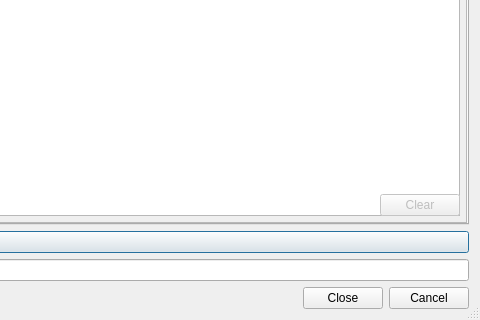
Old version of the form zqloaderui/dialog.ui in the repository oxidaan/zqloader; both pictures show x 517 to 997 and y 382 to 702 of the 997 by 702 pixel window.
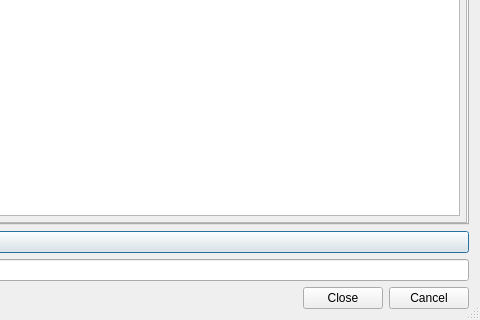
New version of the form. Custom widgets are drawn as their Qt base class.

Diff of the .ui file:
```diff
--- a/zqloaderui/dialog.ui
+++ b/zqloaderui/dialog.ui
@@ -97,8 +97,8 @@
            <rect>
             <x>0</x>
             <y>0</y>
-            <width>971</width>
-            <height>563</height>
+            <width>973</width>
+            <height>554</height>
            </rect>
           </property>
           <layout class="QGridLayout" name="gridLayout_3">
@@ -186,29 +186,6 @@
              </property>
             </widget>
            </item>
-           <item row="13" column="1" colspan="8">
-            <widget class="QTextEdit" name="textEditOutput">
-             <property name="sizeAdjustPolicy">
-              <enum>QAbstractScrollArea::AdjustToContents</enum>
-             </property>
-             <property name="readOnly">
-              <bool>true</bool>
-             </property>
-             <property name="html">
-              <string>&lt;!DOCTYPE HTML PUBLIC &quot;-//W3C//DTD HTML 4.0//EN&quot; &quot;http://www.w3.org/TR/REC-html40/strict.dtd&quot;&gt;
-&lt;html&gt;&lt;head&gt;&lt;meta name=&quot;qrichtext&quot; content=&quot;1&quot; /&gt;&lt;meta charset=&quot;utf-8&quot; /&gt;&lt;style type=&quot;text/css&quot;&gt;
-p, li { white-space: pre-wrap; }
-hr { height: 1px; border-width: 0; }
-li.unchecked::marker { content: &quot;\2610&quot;; }
-li.checked::marker { content: &quot;\2612&quot;; }
-&lt;/style&gt;&lt;/head&gt;&lt;body style=&quot; font-family:'Segoe UI'; font-size:9pt; font-weight:400; font-style:normal;&quot;&gt;
-&lt;p style=&quot;-qt-paragraph-type:empty; margin-top:0px; margin-bottom:0px; margin-left:0px; margin-right:0px; -qt-block-indent:0; text-indent:0px;&quot;&gt;&lt;br /&gt;&lt;/p&gt;&lt;/body&gt;&lt;/html&gt;</string>
-             </property>
-             <property name="textInteractionFlags">
-              <set>Qt::LinksAccessibleByKeyboard|Qt::LinksAccessibleByMouse|Qt::TextBrowserInteraction|Qt::TextSelectableByKeyboard|Qt::TextSelectableByMouse</set>
-             </property>
-            </widget>
-           </item>
            <item row="1" column="8">
             <widget class="QPushButton" name="pushButtonBrowseTurboFile">
              <property name="text">
@@ -343,6 +320,29 @@
              </property>
             </widget>
            </item>
+           <item row="13" column="1" colspan="8">
+            <widget class="QTextBrowser" name="textBrowserOutput">
+             <property name="sizeAdjustPolicy">
+              <enum>QAbstractScrollArea::AdjustToContents</enum>
+             </property>
+             <property name="readOnly">
+              <bool>true</bool>
+             </property>
+             <property name="html">
+              <string>&lt;!DOCTYPE HTML PUBLIC &quot;-//W3C//DTD HTML 4.0//EN&quot; &quot;http://www.w3.org/TR/REC-html40/strict.dtd&quot;&gt;
+&lt;html&gt;&lt;head&gt;&lt;meta name=&quot;qrichtext&quot; content=&quot;1&quot; /&gt;&lt;meta charset=&quot;utf-8&quot; /&gt;&lt;style type=&quot;text/css&quot;&gt;
+p, li { white-space: pre-wrap; }
+hr { height: 1px; border-width: 0; }
+li.unchecked::marker { content: &quot;\2610&quot;; }
+li.checked::marker { content: &quot;\2612&quot;; }
+&lt;/style&gt;&lt;/head&gt;&lt;body style=&quot; font-family:'Cantarell'; font-size:11pt; font-weight:400; font-style:normal;&quot;&gt;
+&lt;p style=&quot;-qt-paragraph-type:empty; margin-top:0px; margin-bottom:0px; margin-left:0px; margin-right:0px; -qt-block-indent:0; text-indent:0px; font-family:'Segoe UI'; font-size:9pt;&quot;&gt;&lt;br /&gt;&lt;/p&gt;&lt;/body&gt;&lt;/html&gt;</string>
+             </property>
+             <property name="textInteractionFlags">
+              <set>Qt::LinksAccessibleByKeyboard|Qt::LinksAccessibleByMouse|Qt::TextBrowserInteraction|Qt::TextSelectableByKeyboard|Qt::TextSelectableByMouse</set>
+             </property>
+            </widget>
+           </item>
           </layout>
          </widget>
         </widget>
```
Left out of the diff: 14 changed lines with no effect on the pictures.
